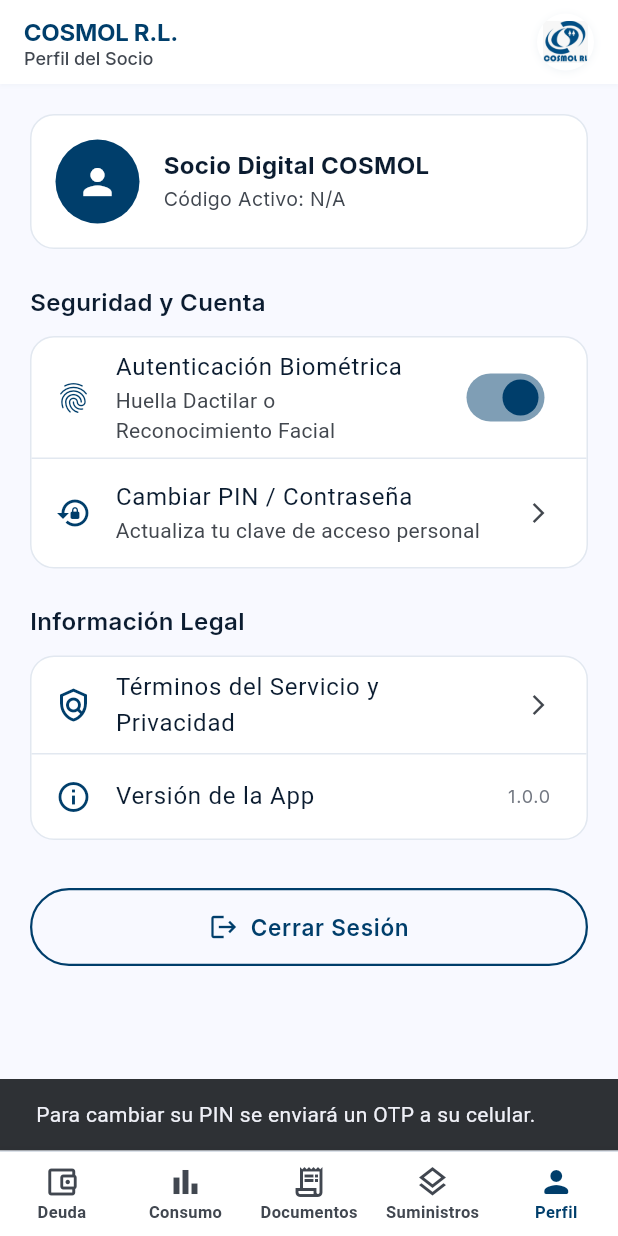
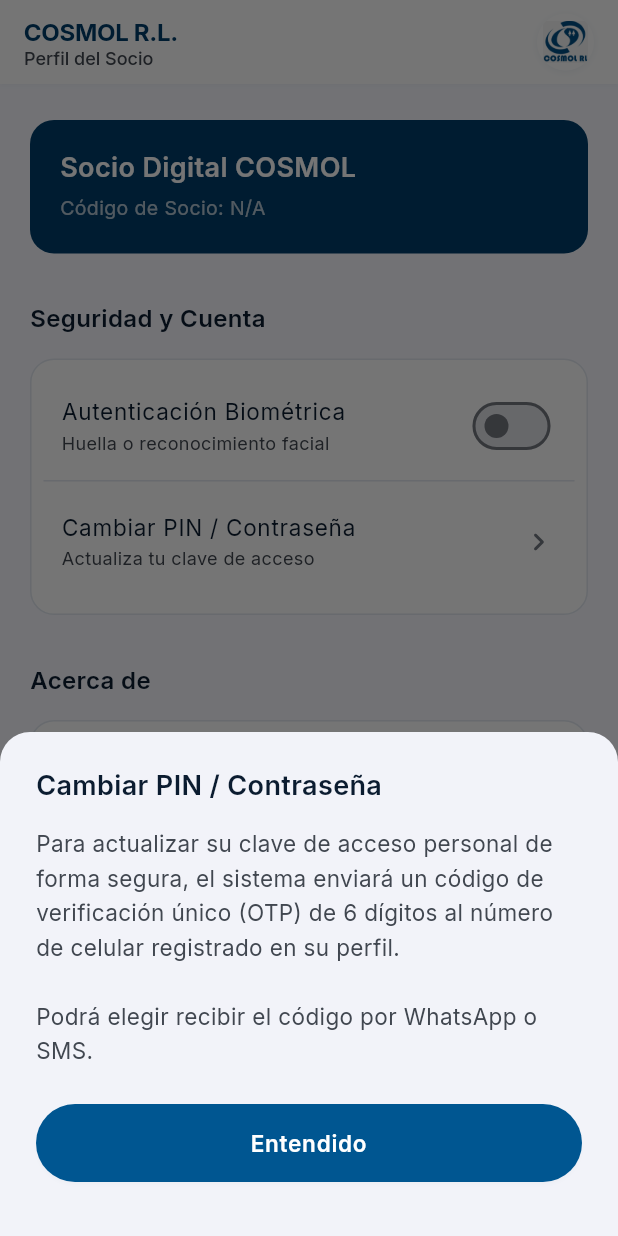
Before and after one commit to FabiannCS/COSMOL-app, a Flutter app: the DashboardScreen screen opened by its route, item 5 of the bottom bar chosen, after a tap on "Cambiar PIN / Contraseña", on a phone screen of 412 x 824 dp. Run offline on Flutter 3.47's test engine with Material 3 defaults, Android fonts, the phone set to English and light mode, and no system bars; our stand-ins replace device_info_plus, dio, flutter_riverpod, flutter_secure_storage, go_router, google_fonts and 3 more; missing offline and left inert: flutter_pdfview; accounts and stored records are empty; network calls fail.

Commit message:
Todas las vistas desarrolladas, faltan detalles

```diff
--- a/frontend/lib/features/deuda/presentation/providers/deuda_provider.dart
+++ b/frontend/lib/features/deuda/presentation/providers/deuda_provider.dart
@@ -35,7 +35,9 @@
   bool get hasDebt => resumenDeuda?.hasDebt ?? false;
   double get saldoTotal => resumenDeuda?.saldoPendienteBs ?? 0.0;
   int get cantidadFacturas => resumenDeuda?.cantidadFacturasPendientes ?? 0;
-  bool get alertaCorte => resumenDeuda?.alertaCorte ?? false;
+
+  /// Regla Oficial de Negocio COSMOL R.L.: Un aviso/alerta de corte solo aplica cuando se deben 3 o más facturas.
+  bool get alertaCorte => (cantidadFacturas >= 3) && (resumenDeuda?.alertaCorte ?? false);
   bool get estaVencido => resumenDeuda?.estaVencido ?? false;
   List<FacturaPendienteModel> get facturas =>
       resumenDeuda?.facturasPendientes ?? const [];
--- a/frontend/lib/features/documentos/presentation/providers/documentos_provider.dart
+++ b/frontend/lib/features/documentos/presentation/providers/documentos_provider.dart
@@ -54,7 +54,27 @@
 
   List<DocumentoModel> get facturas => documentosResponse?.facturas ?? [];
   List<DocumentoModel> get avisosCobranza => documentosResponse?.avisosCobranza ?? [];
-  List<DocumentoModel> get avisosCorte => documentosResponse?.avisosCorte ?? [];
+
+  /// Regla Oficial de Negocio COSMOL R.L.:
+  /// Un aviso de corte únicamente aplica y se notifica cuando el socio tiene 3 o más facturas pendientes (NO cuando debe 1 o 2).
+  List<DocumentoModel> get avisosCorte {
+    final rawAvisos = documentosResponse?.avisosCorte ?? [];
+    if (rawAvisos.isEmpty) return [];
+
+    final facturasPendientesCount = facturas.where((doc) => doc.isPendiente).length;
+    final cobranzasPendientesCount = avisosCobranza.where((doc) => doc.isPendiente).length;
+
+    final cantidadFacturasPendientes = facturasPendientesCount > 0
+        ? facturasPendientesCount
+        : cobranzasPendientesCount;
+
+    // Si el socio debe menos de 3 facturas (1 o 2), se filtra y NO se muestra el aviso de corte.
+    if (cantidadFacturasPendientes < 3) {
+      return [];
+    }
+
+    return rawAvisos;
+  }
   List<DocumentoModel> get todosDocumentos => documentosResponse?.documentos ?? [];
 
   List<DocumentoModel> get documentosTabActual {
--- a/frontend/lib/features/documentos/presentation/screens/documentos_screen.dart
+++ b/frontend/lib/features/documentos/presentation/screens/documentos_screen.dart
@@ -29,7 +29,7 @@
     _tabController.addListener(_handleTabChange);
 
     WidgetsBinding.instance.addPostFrameCallback((_) {
-      ref.read(documentosProvider.notifier).cargarDocumentos();
+      ref.read(documentosProvider.notifier).cargarDocumentos(forceRefresh: true);
     });
   }
 
--- a/frontend/lib/features/documentos/presentation/screens/pdf_viewer_screen.dart
+++ b/frontend/lib/features/documentos/presentation/screens/pdf_viewer_screen.dart
@@ -47,7 +47,8 @@
       final bytes = await notifier.obtenerBytesDocumento(widget.documento.id);
 
       final tempDir = await getTemporaryDirectory();
-      final tempFile = File('${tempDir.path}/${widget.documento.nombreArchivoSugerido}');
+      final timestamp = DateTime.now().millisecondsSinceEpoch;
+      final tempFile = File('${tempDir.path}/${timestamp}_${widget.documento.nombreArchivoSugerido}');
       await tempFile.writeAsBytes(bytes, flush: true);
 
       if (mounted) {
--- a/frontend/lib/features/documentos/presentation/widgets/document_card_widget.dart
+++ b/frontend/lib/features/documentos/presentation/widgets/document_card_widget.dart
@@ -185,7 +185,7 @@
                           color: !isPagado &&
                                   documento.fechaVencimiento!
                                       .isBefore(DateTime.now())
-                              ? AppColors.error
+                              ? AppColors.primary
                               : AppColors.textSecondary,
                           fontWeight: !isPagado &&
                                   documento.fechaVencimiento!
@@ -268,7 +268,7 @@
                   onPressed: isDownloading ? null : onCompartir,
                   icon: const Icon(
                     Icons.share_outlined,
-                    color: Color(0xFF059669), // Green
+                    color: AppColors.primary, // Green
                   ),
                   tooltip: 'Compartir vía WhatsApp',
                   style: IconButton.styleFrom(
--- a/frontend/lib/features/multicuenta/presentation/screens/supplies_list_screen.dart
+++ b/frontend/lib/features/multicuenta/presentation/screens/supplies_list_screen.dart
@@ -119,7 +119,7 @@
                                   color: isTitular
                                       ? AppColors.primary
                                       : AppColors.warningOrange,
-                                  borderRadius: BorderRadius.circular(8),
+
                                 ),
                                 child: Text(
                                   isTitular
--- a/frontend/lib/features/perfil/presentation/screens/perfil_screen.dart
+++ b/frontend/lib/features/perfil/presentation/screens/perfil_screen.dart
@@ -10,8 +10,7 @@
 import '../../../consumo/presentation/providers/consumo_provider.dart';
 import '../../../documentos/presentation/providers/documentos_provider.dart';
 
-/// Pantalla y Tab de Perfil de Socio, Seguridad y Logout.
-class PerfilScreen extends ConsumerWidget {
+class PerfilScreen extends ConsumerStatefulWidget {
   final dynamic activeSuministro;
 
   const PerfilScreen({
@@ -20,52 +19,172 @@
   });
 
   @override
-  Widget build(BuildContext context, WidgetRef ref) {
+  ConsumerState<PerfilScreen> createState() => _PerfilScreenState();
+}
+
+class _PerfilScreenState extends ConsumerState<PerfilScreen> {
+  bool _biometricEnabled = false;
+
+  void _mostrarInfoModal(BuildContext context, {required String titulo, required String contenido}) {
+    showModalBottomSheet(
+      context: context,
+      isScrollControlled: true,
+      shape: const RoundedRectangleBorder(
+        borderRadius: BorderRadius.vertical(top: Radius.circular(20)),
+      ),
+      builder: (context) {
+        return Padding(
+          padding: const EdgeInsets.all(24.0),
+          child: Column(
+            mainAxisSize: MainAxisSize.min,
+            crossAxisAlignment: CrossAxisAlignment.start,
+            children: [
+              Text(titulo, style: AppTextStyles.h3),
+              const SizedBox(height: 16),
+              Text(
+                contenido,
+                style: AppTextStyles.body1.copyWith(color: AppColors.textSecondary, height: 1.5),
+              ),
+              const SizedBox(height: 24),
+              CosmolButton(
+                text: 'Entendido',
+                onPressed: () => Navigator.of(context).pop(),
+              ),
+              const SizedBox(height: 12),
+            ],
+          ),
+        );
+      },
+    );
+  }
+
+  @override
+  Widget build(BuildContext context) {
+    final deudaState = ref.watch(deudaProvider);
+    final detalle = deudaState.resumenDeuda?.suministro;
+
+    final nombreTitular = detalle?.nombreTitular ?? 'Socio Digital COSMOL';
+    final isTitular = detalle?.rolUsuario == 'TITULAR';
+
     return SingleChildScrollView(
-      padding: const EdgeInsets.all(20),
+      padding: const EdgeInsets.symmetric(horizontal: 20, vertical: 24),
       child: Column(
         crossAxisAlignment: CrossAxisAlignment.start,
         children: [
+          // Tarjeta Principal (Plano sin gradiente)
           Container(
-            padding: const EdgeInsets.all(16),
+            width: double.infinity,
+            padding: const EdgeInsets.all(20),
+            decoration: BoxDecoration(
+              color: AppColors.primary,
+              borderRadius: BorderRadius.circular(16),
+            ),
+            child: Column(
+              crossAxisAlignment: CrossAxisAlignment.start,
+              children: [
+                Text(
+                  nombreTitular,
+                  style: AppTextStyles.h3.copyWith(color: Colors.white),
+                ),
+                const SizedBox(height: 6),
+                Text(
+                  'Código de Socio: ${widget.activeSuministro?.codSocio ?? 'N/A'}',
+                  style: AppTextStyles.body2.copyWith(color: Colors.white70),
+                ),
+              ],
+            ),
+          ),
+
+          const SizedBox(height: 32),
+
+          // Información del Suministro
+          if (detalle != null) ...[
+            Text('Información del Suministro', style: AppTextStyles.subtitle1),
+            const SizedBox(height: 16),
+            Container(
+              padding: const EdgeInsets.all(20),
+              decoration: BoxDecoration(
+                color: AppColors.cardSurface,
+                borderRadius: BorderRadius.circular(16),
+                border: Border.all(color: AppColors.borderSubtle),
+              ),
+              child: Column(
+                children: [
+                  _InfoRow(label: 'Rol de Usuario', value: isTitular ? 'Titular' : 'Consulta y Pago'),
+                  const Divider(height: 24, color: AppColors.borderSubtle),
+                  _InfoRow(label: 'CI / NIT', value: detalle.ciNit.isNotEmpty ? detalle.ciNit : 'No registrado'),
+                  const Divider(height: 24, color: AppColors.borderSubtle),
+                  _InfoRow(label: 'Categoría', value: detalle.categoria),
+                  const Divider(height: 24, color: AppColors.borderSubtle),
+                  _InfoRow(label: 'Dirección', value: detalle.direccion.isNotEmpty ? detalle.direccion : 'No registrada'),
+                ],
+              ),
+            ),
+            const SizedBox(height: 32),
+          ],
+
+          Text('Seguridad y Cuenta', style: AppTextStyles.subtitle1),
+          const SizedBox(height: 16),
+          Container(
+            padding: const EdgeInsets.all(8),
             decoration: BoxDecoration(
               color: AppColors.cardSurface,
               borderRadius: BorderRadius.circular(16),
               border: Border.all(color: AppColors.borderSubtle),
             ),
-            child: Row(
+            child: Column(
               children: [
-                const CircleAvatar(
-                  radius: 28,
-                  backgroundColor: AppColors.primary,
-                  child: Icon(Icons.person, color: Colors.white, size: 28),
+                SwitchListTile(
+                  contentPadding: const EdgeInsets.symmetric(horizontal: 12),
+                  title: Text('Autenticación Biométrica', style: AppTextStyles.body1),
+                  subtitle: Text(
+                    'Huella o reconocimiento facial',
+                    style: AppTextStyles.caption.copyWith(color: AppColors.textSecondary),
+                  ),
+                  value: _biometricEnabled,
+                  activeThumbColor: AppColors.primary,
+                  onChanged: (val) {
+                    setState(() {
+                      _biometricEnabled = val;
+                    });
+                    ScaffoldMessenger.of(context).hideCurrentSnackBar();
+                    ScaffoldMessenger.of(context).showSnackBar(
+                      SnackBar(
+                        content: Text(val
+                            ? 'Autenticación biométrica habilitada.'
+                            : 'Autenticación biométrica deshabilitada.'),
+                        duration: const Duration(seconds: 2),
+                      ),
+                    );
+                  },
                 ),
-                const SizedBox(width: 16),
-                Expanded(
-                  child: Column(
-                    crossAxisAlignment: CrossAxisAlignment.start,
-                    children: [
-                      Text(
-                        'Socio Digital COSMOL',
-                        style: AppTextStyles.subtitle1
-                            .copyWith(fontWeight: FontWeight.bold),
-                      ),
-                      const SizedBox(height: 2),
-                      Text(
-                        'Código Activo: ${activeSuministro?.codSocio ?? 'N/A'}',
-                        style: AppTextStyles.body2
-                            .copyWith(color: AppColors.textSecondary),
-                      ),
-                    ],
+                const Divider(height: 1, color: AppColors.borderSubtle),
+                ListTile(
+                  contentPadding: const EdgeInsets.symmetric(horizontal: 12, vertical: 4),
+                  title: Text('Cambiar PIN / Contraseña', style: AppTextStyles.body1),
+                  subtitle: Text(
+                    'Actualiza tu clave de acceso',
+                    style: AppTextStyles.caption.copyWith(color: AppColors.textSecondary),
                   ),
+                  trailing: const Icon(Icons.chevron_right_rounded, color: AppColors.textMuted),
+                  onTap: () {
+                    _mostrarInfoModal(
+                      context,
+                      titulo: 'Cambiar PIN / Contraseña',
+                      contenido:
+                          'Para actualizar su clave de acceso personal de forma segura, el sistema enviará un código de verificación único (OTP) de 6 dígitos al número de celular registrado en su perfil.\n\nPodrá elegir recibir el código por WhatsApp o SMS.',
+                    );
+                  },
                 ),
               ],
             ),
           ),
-          const SizedBox(height: 24),
-          Text('Seguridad y Cuenta', style: AppTextStyles.subtitle1),
-          const SizedBox(height: 12),
+
+          const SizedBox(height: 32),
+          Text('Acerca de', style: AppTextStyles.subtitle1),
+          const SizedBox(height: 16),
           Container(
+            padding: const EdgeInsets.all(8),
             decoration: BoxDecoration(
               color: AppColors.cardSurface,
               borderRadius: BorderRadius.circular(16),
@@ -74,72 +193,32 @@
             child: Column(
               children: [
                 ListTile(
-                  leading: const Icon(Icons.fingerprint, color: AppColors.primary),
-                  title: const Text('Autenticación Biométrica'),
-                  subtitle: const Text('Huella Dactilar o Reconocimiento Facial'),
-                  trailing: Switch(
-                    value: true,
-                    activeThumbColor: AppColors.primary,
-                    onChanged: (val) {
-                      ScaffoldMessenger.of(context).showSnackBar(
-                        SnackBar(
-                          content: Text(val
-                              ? 'Biometría habilitada para inicio rápido.'
-                              : 'Biometría deshabilitada.'),
-                        ),
-                      );
-                    },
-                  ),
+                  contentPadding: const EdgeInsets.symmetric(horizontal: 12, vertical: 0),
+                  title: Text('Términos y Privacidad', style: AppTextStyles.body1),
+                  trailing: const Icon(Icons.chevron_right_rounded, color: AppColors.textMuted),
+                  onTap: () {
+                    _mostrarInfoModal(
+                      context,
+                      titulo: 'Términos del Servicio y Privacidad',
+                      contenido:
+                          'COSMOL R.L. garantiza la seguridad y confidencialidad de la información personal y de consumo de todos los asociados.\n\nLos datos recolectados en la plataforma son utilizados exclusivamente para la gestión de servicios de agua potable y saneamiento, la consulta de avisos y la facilitación del pago electrónico de facturas.',
+                    );
+                  },
                 ),
                 const Divider(height: 1, color: AppColors.borderSubtle),
                 ListTile(
-                  leading: const Icon(Icons.lock_reset, color: AppColors.primary),
-                  title: const Text('Cambiar PIN / Contraseña'),
-                  subtitle: const Text('Actualiza tu clave de acceso personal'),
-                  trailing: const Icon(Icons.arrow_forward_ios, size: 16),
-                  onTap: () {
-                    ScaffoldMessenger.of(context).showSnackBar(
-                      const SnackBar(
-                        content: Text(
-                            'Para cambiar su PIN se enviará un OTP a su celular.'),
-                      ),
-                    );
-                  },
+                  contentPadding: const EdgeInsets.symmetric(horizontal: 12, vertical: 0),
+                  title: Text('Versión de la App', style: AppTextStyles.body1),
+                  trailing: Text('1.0.0', style: AppTextStyles.body2.copyWith(color: AppColors.textSecondary)),
                 ),
               ],
             ),
           ),
-          const SizedBox(height: 24),
-          Text('Información Legal', style: AppTextStyles.subtitle1),
-          const SizedBox(height: 12),
-          Container(
-            decoration: BoxDecoration(
-              color: AppColors.cardSurface,
-              borderRadius: BorderRadius.circular(16),
-              border: Border.all(color: AppColors.borderSubtle),
-            ),
-            child: Column(
-              children: [
-                ListTile(
-                  leading: const Icon(Icons.policy_outlined, color: AppColors.primary),
-                  title: const Text('Términos del Servicio y Privacidad'),
-                  trailing: const Icon(Icons.arrow_forward_ios, size: 16),
-                  onTap: () {},
-                ),
-                const Divider(height: 1, color: AppColors.borderSubtle),
-                ListTile(
-                  leading: const Icon(Icons.info_outline, color: AppColors.primary),
-                  title: const Text('Versión de la App'),
-                  trailing: Text('1.0.0', style: AppTextStyles.caption),
-                ),
-              ],
-            ),
-          ),
-          const SizedBox(height: 32),
+
+          const SizedBox(height: 40),
           CosmolButton(
             text: 'Cerrar Sesión',
             type: CosmolButtonType.outline,
-            icon: Icons.logout,
             onPressed: () async {
               await ref.read(authProvider.notifier).logout();
               ref.invalidate(deudaProvider);
@@ -148,8 +227,42 @@
               ref.invalidate(documentosProvider);
             },
           ),
+          const SizedBox(height: 20),
         ],
       ),
     );
   }
 }
+
+class _InfoRow extends StatelessWidget {
+  final String label;
+  final String value;
+
+  const _InfoRow({
+    required this.label,
+    required this.value,
+  });
+
+  @override
+  Widget build(BuildContext context) {
+    return Row(
+      crossAxisAlignment: CrossAxisAlignment.start,
+      children: [
+        SizedBox(
+          width: 120,
+          child: Text(
+            label,
+            style: AppTextStyles.body2.copyWith(color: AppColors.textSecondary),
+          ),
+        ),
+        Expanded(
+          child: Text(
+            value,
+            style: AppTextStyles.body1.copyWith(fontWeight: FontWeight.w500),
+            textAlign: TextAlign.right,
+          ),
+        ),
+      ],
+    );
+  }
+}
```
Also changed, not shown: frontend/lib/features/multicuenta/presentation/screens/bind_supply_screen.dart (+15 -8 lines), frontend/bases_frontend/cosmol_logo_icono_transparente.png (added), 1 other file.
